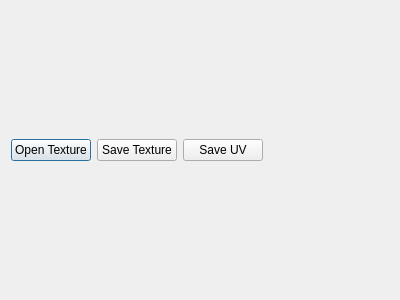
The window that src/TextureDialog.ui (Ovilia/April) describes before a commit, drawn with Qt 5.
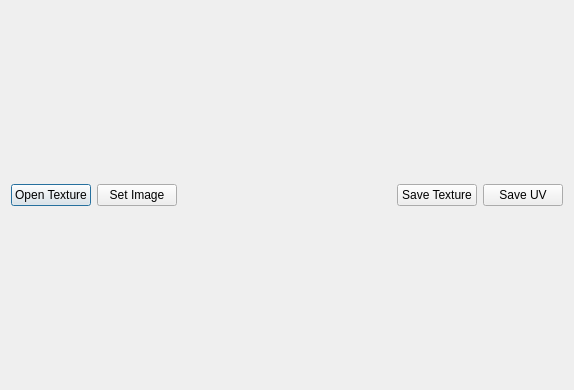
The same window after the commit.

Commit message:
Texture opengl related part not complete
Bugs remains and I will found it after installing MinGW for Qt

What changed in the file:
```diff
--- a/src/TextureDialog.ui
+++ b/src/TextureDialog.ui
@@ -6,8 +6,8 @@
    <rect>
     <x>0</x>
     <y>0</y>
-    <width>400</width>
-    <height>300</height>
+    <width>574</width>
+    <height>390</height>
    </rect>
   </property>
   <property name="windowTitle">
@@ -34,16 +34,12 @@
        </widget>
       </item>
       <item>
-       <widget class="QPushButton" name="saveButton">
-        <property name="text">
-         <string>Save Texture</string>
+       <widget class="QPushButton" name="SetImageButton">
+        <property name="enabled">
+         <bool>true</bool>
         </property>
-       </widget>
-      </item>
-      <item>
-       <widget class="QPushButton" name="saveUvButton">
         <property name="text">
-         <string>Save UV</string>
+         <string>Set Image</string>
         </property>
        </widget>
       </item>
@@ -60,6 +56,20 @@
         </property>
        </spacer>
       </item>
+      <item>
+       <widget class="QPushButton" name="saveButton">
+        <property name="text">
+         <string>Save Texture</string>
+        </property>
+       </widget>
+      </item>
+      <item>
+       <widget class="QPushButton" name="saveUvButton">
+        <property name="text">
+         <string>Save UV</string>
+        </property>
+       </widget>
+      </item>
      </layout>
     </widget>
    </item>
```
The commit also changes 10 other files.
